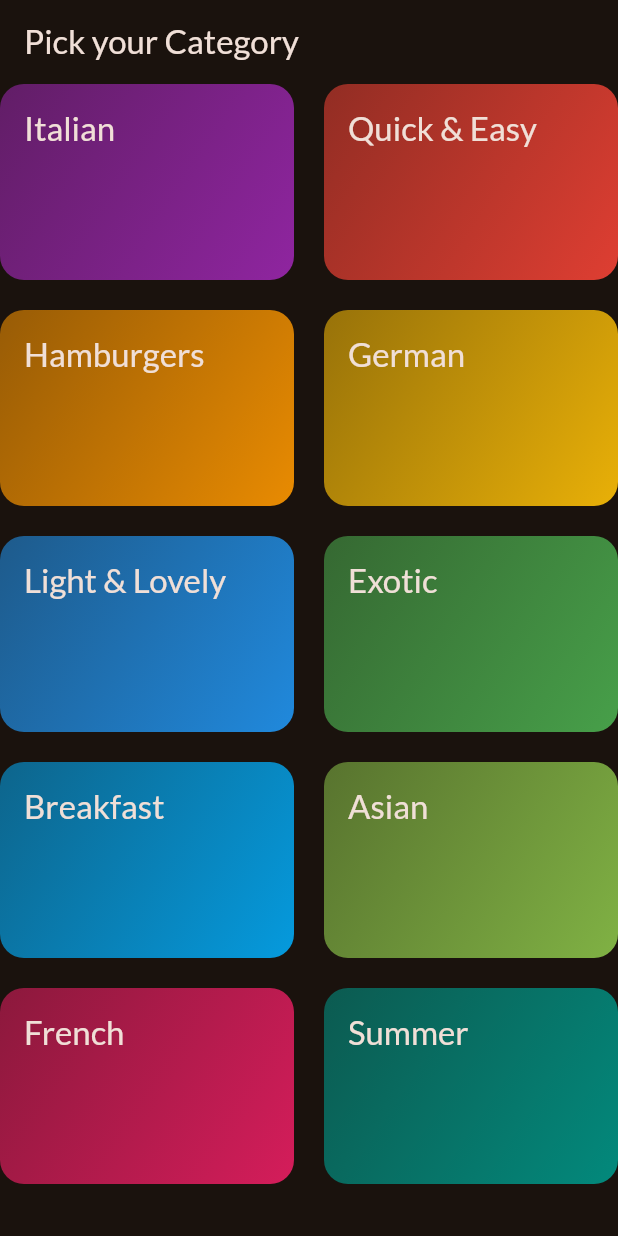
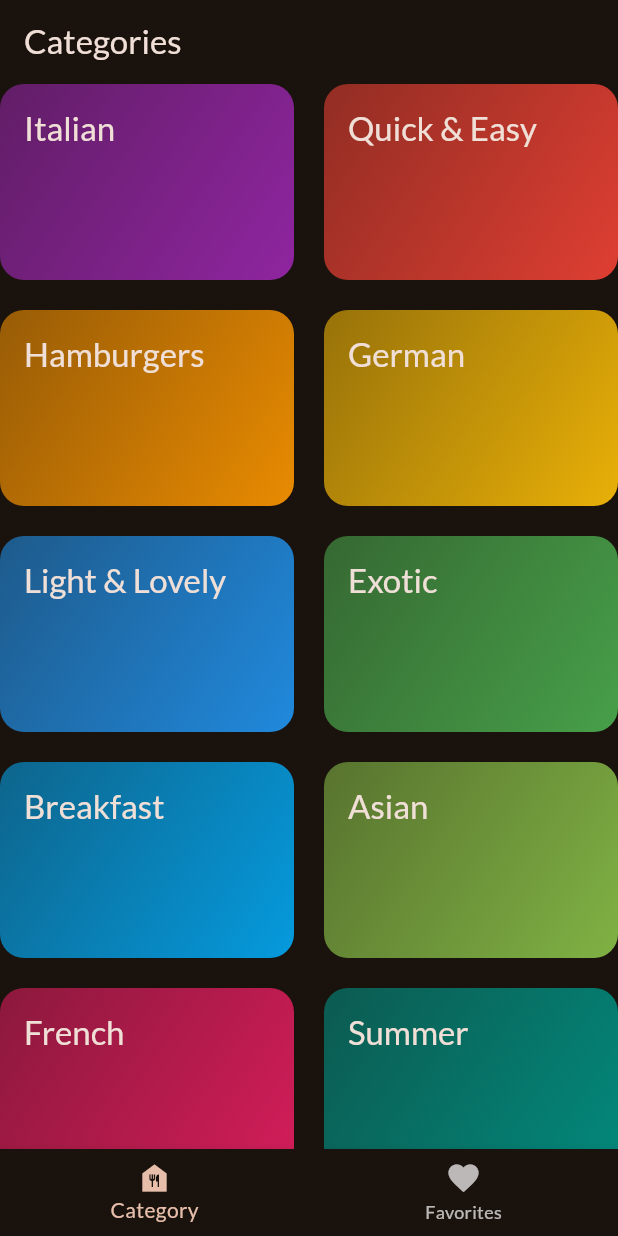
Before and after one commit to snadi043/meals_app_mobile, a Flutter app: the screen it shows after launch, on a phone screen of 412 x 824 dp. Run offline on Flutter 3.47's test engine with Material 3 defaults, Android fonts, the phone set to English and light mode, and no system bars; our stand-ins replace google_fonts, transparent_image.

Commit message:
created new custom widget to display tab based navigation on the screen UI based on BottomNavigationBar() Widget and configured all necessary features like activeScreenHighlights, labels, icons and titles.

```diff
--- a/lib/main.dart
+++ b/lib/main.dart
@@ -1,6 +1,6 @@
 import 'package:flutter/material.dart';
-import 'package:meals_app_mobile/screens/category_screen.dart';
 import 'package:google_fonts/google_fonts.dart';
+import 'package:meals_app_mobile/screens/tabs_screen.dart';
 
 final appTheme = ThemeData(
   useMaterial3: true,
@@ -21,7 +21,7 @@
   Widget build(BuildContext context) {
     return MaterialApp(
       theme: appTheme,
-      home: const CatergoryScreen(),
+      home: const TabsScreen(),
     );
   }
 }
--- a/lib/screens/category_screen.dart
+++ b/lib/screens/category_screen.dart
@@ -22,9 +22,7 @@ class CatergoryScreen extends StatelessWidget {
 
   @override
   Widget build(BuildContext context) {
-    return Scaffold(
-      appBar: AppBar(title: const Text('Pick your Category')),
-      body: GridView(
+    return GridView(
       gridDelegate: const SliverGridDelegateWithFixedCrossAxisCount(
         crossAxisCount: 2,
         mainAxisSpacing: 20,
@@ -42,7 +40,6 @@ class CatergoryScreen extends StatelessWidget {
             },
           ),
       ],
-      ),
     );
   }
 }
--- a/lib/screens/meals_screen.dart
+++ b/lib/screens/meals_screen.dart
@@ -4,10 +4,10 @@ import 'package:meals_app_mobile/widgets/meal_item.dart';
 import 'package:meals_app_mobile/screens/mealdetails_screen.dart';
 
 class MealsScreen extends StatelessWidget {
-  const MealsScreen({super.key, required this.title, required this.mealModel});
+  const MealsScreen({super.key, this.title, required this.mealModel});
 
   final List<MealsModel> mealModel;
-  final String title;
+  final String? title;
 
   void selectedMeals(BuildContext context, MealsModel mealsModel) {
     Navigator.of(context).push(
@@ -57,9 +57,13 @@ class MealsScreen extends StatelessWidget {
                 },
               ));
     }
+    if (title == null) {
+      return content;
+    }
+
     return Scaffold(
       appBar: AppBar(
-        title: Text(title),
+        title: Text(title!),
       ),
       body: content,
     );
--- /dev/null
+++ b/lib/screens/tabs_screen.dart
@@ -0,0 +1,47 @@
+import 'package:flutter/material.dart';
+import 'package:meals_app_mobile/screens/category_screen.dart';
+import 'package:meals_app_mobile/screens/meals_screen.dart';
+
+class TabsScreen extends StatefulWidget {
+  const TabsScreen({super.key});
+  @override
+  State<TabsScreen> createState() => _TabsScreen();
+}
+
+class _TabsScreen extends State<TabsScreen> {
+  int activeScreenIndex = 0;
+
+  selectedTabScreens(int index) {
+    setState(() {
+      activeScreenIndex = index;
+    });
+  }
+
+  @override
+  Widget build(BuildContext context) {
+    var activePageTitle = 'Categories';
+    Widget activeScreenPage = const CatergoryScreen();
+
+    if (activeScreenIndex == 1) {
+      activePageTitle = 'Your Favorites';
+      activeScreenPage = const MealsScreen(mealModel: []);
+    }
+
+    return Scaffold(
+      appBar: AppBar(
+        title: Text(activePageTitle),
+      ),
+      body: activeScreenPage,
+      bottomNavigationBar: BottomNavigationBar(
+        onTap: selectedTabScreens,
+        currentIndex: activeScreenIndex,
+        items: const [
+          BottomNavigationBarItem(
+              icon: Icon(Icons.food_bank), label: 'Category'),
+          BottomNavigationBarItem(
+              icon: Icon(Icons.favorite), label: 'Favorites'),
+        ],
+      ),
+    );
+  }
+}
```
Lines whose indentation alone changed are shown as unchanged.
